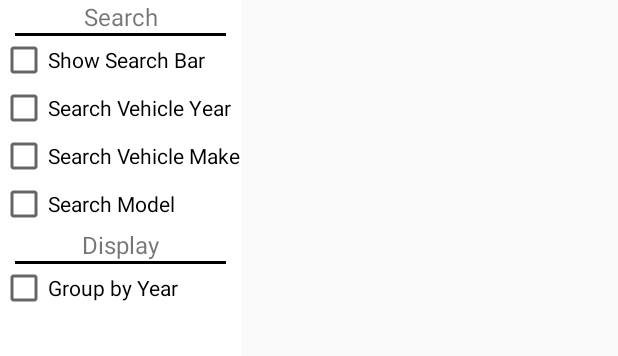
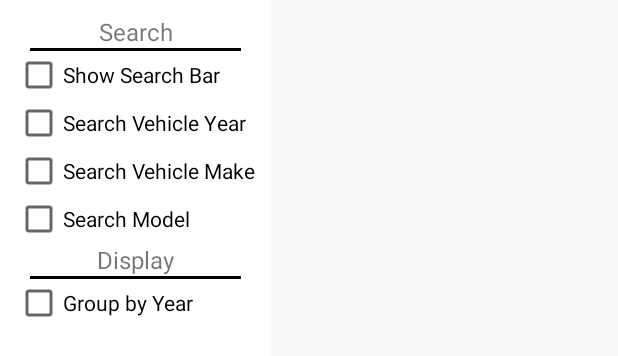
Before and after one commit to Teagan42/BlinkerCarBrowser, an Android app: the layout drawer_search_options.xml on its own in the app's theme, with its tools: preview values and no code run, on a phone screen of 412 x 824 dp. Shown: the top 356 px of the screen. Run offline under Robolectric (Android 15) with nearby library versions, the phone set to English and light mode, and no system bars.

Commit message:
Padding in drawer

```diff
--- a/app/src/main/res/layout/drawer_search_options.xml
+++ b/app/src/main/res/layout/drawer_search_options.xml
@@ -12,7 +12,8 @@
     <android.support.constraint.ConstraintLayout
         android:layout_width="wrap_content"
         android:layout_height="match_parent"
-        android:background="@android:color/background_light">
+        android:background="@android:color/background_light"
+        android:padding="10dp">
 
         <TextView
             android:id="@+id/header_search"
```
